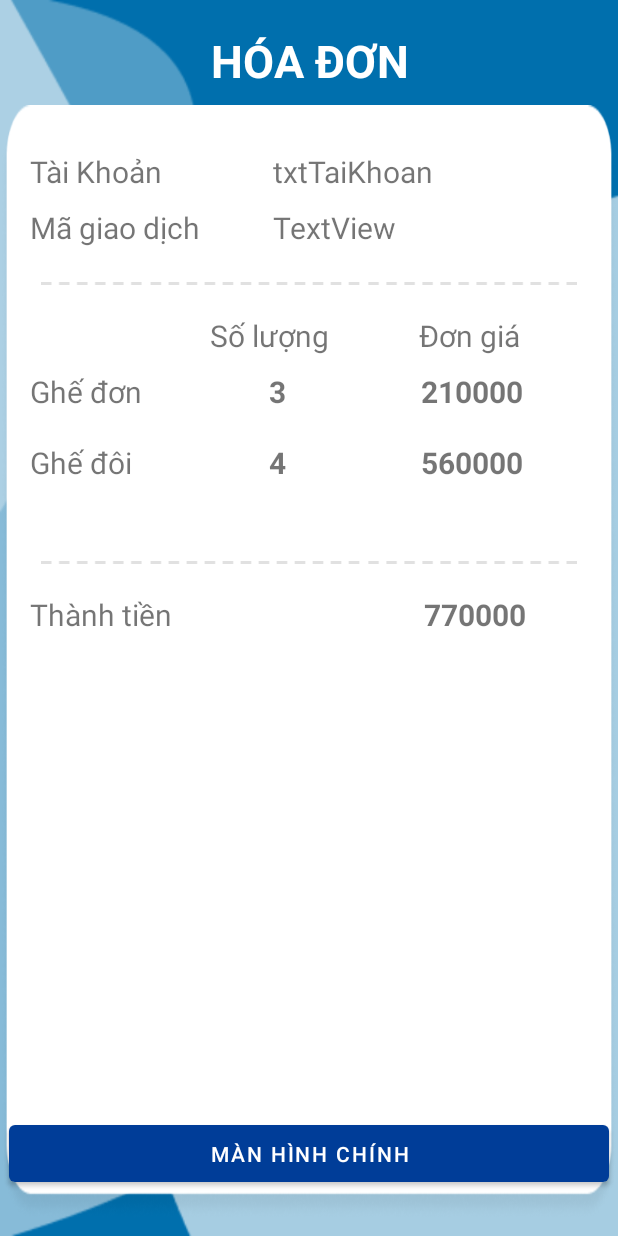
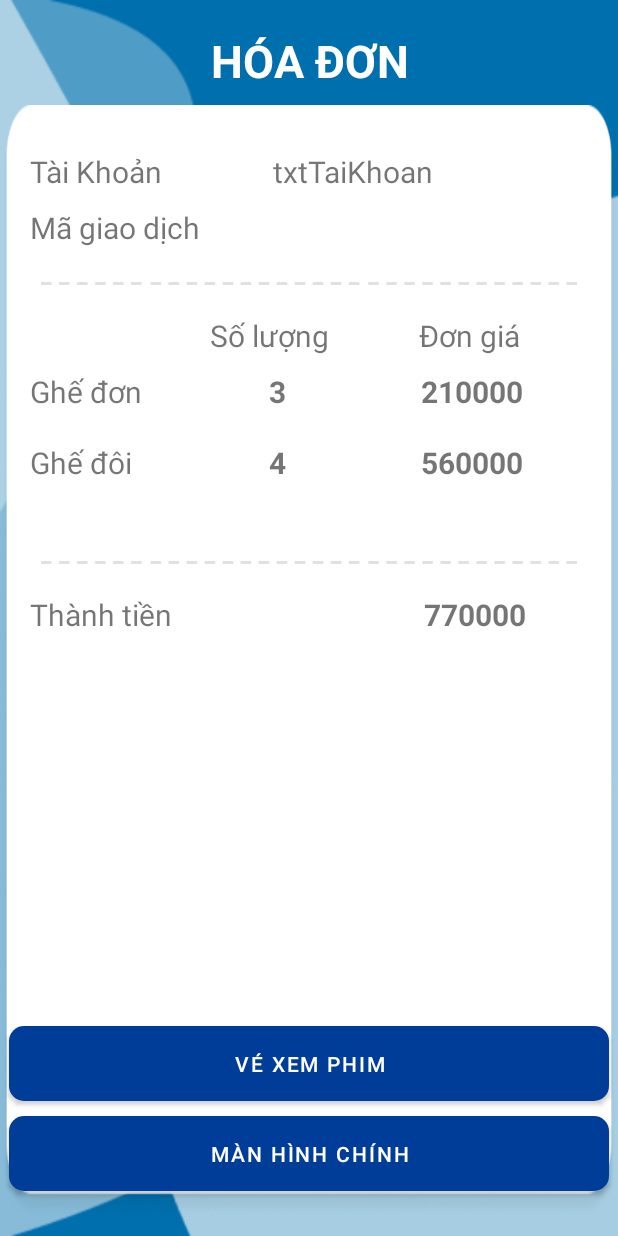
Before and after one commit to ndkhoa200400/TixTox, an Android app: the activity_bill screen opened directly, with no data from a screen before it, on a phone screen of 412 x 824 dp. Run offline under Robolectric (Android 15) with nearby library versions, the phone set to English and light mode, and no system bars; our stand-ins replace Firebase (no records; nobody signed in at launch, a user with empty details on screens opened directly); 8 statements that could not run were skipped.

Commit message:
Chuyen Phim, Xuat Hoa Don, Xuat Ve

```diff
--- a/app/src/main/AndroidManifest.xml
+++ b/app/src/main/AndroidManifest.xml
@@ -15,8 +15,8 @@
         android:theme="@style/Theme.TixTox"
         android:usesCleartextTraffic="true">
 
-        <activity android:name=".activity_bill"></activity>
-        <activity android:name=".MuaVeActivity">
+        <activity android:name=".DatVe.activity_bill"></activity>
+        <activity android:name=".DatVe.MuaVeActivity">
 
         </activity>
 
@@ -36,6 +36,7 @@
         <activity android:name=".Welcomactivity" />
         <activity android:name=".RegisterAcitivy" />
         <activity android:name=".LogInActivity" />
+        <activity android:name=".DatVe.activity_checkout" />
         <activity
             android:name="com.facebook.FacebookActivity"
             android:configChanges="keyboard|keyboardHidden|screenLayout|screenSize|orientation"
--- /dev/null
+++ b/app/src/main/java/com/example/tixtox/DatVe/activity_bill.java
@@ -0,0 +1,90 @@
+package com.example.tixtox.DatVe;
+
+import androidx.annotation.NonNull;
+import androidx.appcompat.app.AppCompatActivity;
+
+import android.content.Intent;
+import android.os.Bundle;
+import android.view.View;
+import android.widget.Button;
+import android.widget.TextView;
+
+import com.example.tixtox.HomeActivity;
+import com.example.tixtox.R;
+import com.google.firebase.database.DataSnapshot;
+import com.google.firebase.database.DatabaseError;
+import com.google.firebase.database.DatabaseReference;
+import com.google.firebase.database.FirebaseDatabase;
+import com.google.firebase.database.ValueEventListener;
+
+import org.w3c.dom.Text;
+
+public class activity_bill extends AppCompatActivity {
+    TextView txtTaiKhoan,txtMagd,txtGiaghedon,txtGiaghedoi,txtSoghedon,txtSogheDoi,txtTongTien;
+    Button btnVeXemPhim, btnManHinhChinh;
+    DatabaseReference dtb;
+    @Override
+    protected void onCreate(Bundle savedInstanceState) {
+        super.onCreate(savedInstanceState);
+        setContentView(R.layout.activity_bill);
+        dtb = FirebaseDatabase.getInstance().getReference();
+        txtGiaghedoi=(TextView) findViewById(R.id.txtGiagheDoi_bill);
+        txtGiaghedon=(TextView) findViewById(R.id.txtGiaGheDon_bill);
+        txtTaiKhoan = (TextView) findViewById(R.id.txtTaiKhoan_bill);
+        txtTongTien = (TextView) findViewById(R.id.txtThanhTien_bill);
+        txtMagd = (TextView) findViewById(R.id.txtMagd_bill);
+        txtSogheDoi = (TextView) findViewById(R.id.txtSogheDoi_bill);
+        txtSoghedon=(TextView) findViewById(R.id.txtSogheDon_bill);
+        btnVeXemPhim = (Button) findViewById(R.id.btn_VeXemPhim_bill);
+        btnManHinhChinh = (Button)  findViewById(R.id.btn_ManHinh_bill);
+        Intent intent = getIntent();
+        String Mave = intent.getStringExtra("Key");
+        String MaHoaDon = intent.getStringExtra("MaHoaDon");
+        Load(MaHoaDon);
+        btnVeXemPhim.setOnClickListener(new View.OnClickListener() {
+            @Override
+            public void onClick(View v) {
+                Intent intent = new Intent(activity_bill.this, activity_checkout.class);
+                intent.putExtra("Key", Mave);
+                startActivity(intent);
+            }
+        });
+        btnManHinhChinh.setOnClickListener(new View.OnClickListener() {
+            @Override
+            public void onClick(View v) {
+
+                Intent intent = new Intent(activity_bill.this, HomeActivity.class);
+                startActivity(intent);
+            }
+        });
+    }
+
+    private void Load(String MaHoaDon) {
+
+
+        dtb.child("HoaDon").child(MaHoaDon).addValueEventListener(new ValueEventListener() {
+            @Override
+            public void onDataChange(@NonNull DataSnapshot snapshot) {
+                HoaDon bill = snapshot.getValue(HoaDon.class);
+                Integer soghedoi = bill.getSoGheDoi();
+                Integer soghedon = bill.getSoGheDon();
+                txtSogheDoi.setText(soghedoi.toString());
+                txtSoghedon.setText(soghedon.toString());
+                txtMagd.setText(MaHoaDon);
+                txtTongTien.setText(bill.getThanhTien());
+                txtTaiKhoan.setText(bill.getID_Account());
+                txtGiaghedoi.setText((new Integer(soghedoi*140000).toString()));
+                txtGiaghedon.setText((new Integer(soghedon*70000).toString()));
+
+            }
+
+            @Override
+            public void onCancelled(@NonNull DatabaseError error) {
+
+            }
+        });
+
+
+
+    }
+}
--- a/app/src/main/java/com/example/tixtox/FilmDetailsFragment/ListNgayChieuAdapter.java
+++ b/app/src/main/java/com/example/tixtox/FilmDetailsFragment/ListNgayChieuAdapter.java
@@ -124,7 +124,8 @@ public class ListNgayChieuAdapter extends RecyclerView.Adapter<ListNgayChieuAdap
                                                     txtKhongCoPhim.setText("Hiện không có lịch chiếu!");
 
                                             }
-                                            ExpandableListRapCoPhimAdapter expandableListRapCoPhimAdapter = new ExpandableListRapCoPhimAdapter(context, availableCumRaps, results,phim);
+                                            ExpandableListRapCoPhimAdapter expandableListRapCoPhimAdapter = new ExpandableListRapCoPhimAdapter(context, availableCumRaps, results,phim,
+                                                    listNgay.get(position).getNgay()+"/"+listNgay.get(position).getThang()+"/"+listNgay.get(position).getNam());
                                             listRap.setAdapter(expandableListRapCoPhimAdapter);
 
                                         }
--- a/app/src/main/java/com/example/tixtox/activity_bill.java
+++ /dev/null
@@ -1,27 +0,0 @@
-package com.example.tixtox;
-
-import androidx.appcompat.app.AppCompatActivity;
-
-import android.os.Bundle;
-import android.widget.TextView;
-
-import org.w3c.dom.Text;
-
-public class activity_bill extends AppCompatActivity {
-    TextView txtTaiKhoan,txtMagd,txtGiaghedon,txtGiaghedoi,txtSoghedon,txtSogheDoi;
-    @Override
-    protected void onCreate(Bundle savedInstanceState) {
-        super.onCreate(savedInstanceState);
-        setContentView(R.layout.activity_bill);
-
-        txtGiaghedoi=(TextView) findViewById(R.id.txtGiagheDoi_bill);
-        txtGiaghedon=(TextView) findViewById(R.id.txtGiaGheDon_bill);
-        txtTaiKhoan = (TextView) findViewById(R.id.txtTaiKhoan_bill);
-        txtMagd = (TextView) findViewById(R.id.txtMagd_bill);
-        txtSogheDoi = (TextView) findViewById(R.id.txtSogheDoi_bill);
-        txtSoghedon=(TextView) findViewById(R.id.txtSogheDon_bill);
-
-        String code;
-
-    }
-}
--- a/app/src/main/res/layout/activity_bill.xml
+++ b/app/src/main/res/layout/activity_bill.xml
@@ -3,7 +3,7 @@
     xmlns:android="http://schemas.android.com/apk/res/android"
     xmlns:app="http://schemas.android.com/apk/res-auto"
     xmlns:tools="http://schemas.android.com/tools"
-    tools:context=".activity_bill"
+    tools:context=".DatVe.activity_bill"
     android:layout_width="match_parent"
     android:background="@drawable/bg_home"
 
@@ -241,9 +241,24 @@
         android:layout_marginEnd="10dp"
         android:layout_marginBottom="30dp"
         android:text="Màn hình chính"
-
+        android:layout_marginHorizontal="10dp"
+        android:background="@drawable/radius_button"
         app:layout_constraintBottom_toBottomOf="parent"
         app:layout_constraintEnd_toEndOf="parent"
         app:layout_constraintStart_toStartOf="parent" />
 
+    <Button
+        android:id="@+id/btn_VeXemPhim_bill"
+        android:layout_width="400dp"
+        android:layout_height="50dp"
+        android:layout_marginStart="10dp"
+        android:layout_marginEnd="10dp"
+        android:layout_marginBottom="10dp"
+        android:layout_marginHorizontal="10dp"
+        android:text="Vé xem phim"
+        android:background="@drawable/radius_button"
+        app:layout_constraintBottom_toTopOf="@+id/btn_ManHinh_bill"
+        app:layout_constraintEnd_toEndOf="parent"
+        app:layout_constraintStart_toStartOf="parent" />
+
 </androidx.constraintlayout.widget.ConstraintLayout>
--- a/app/src/main/res/layout/activity_checkout.xml
+++ b/app/src/main/res/layout/activity_checkout.xml
@@ -6,7 +6,7 @@
     android:layout_height="match_parent"
     android:background="@drawable/bg_home"
     android:orientation="vertical"
-    tools:context=".activity_checkout">
+    tools:context=".DatVe.activity_checkout">
 
 
 
--- a/app/src/main/res/layout/activity_muave.xml
+++ b/app/src/main/res/layout/activity_muave.xml
@@ -5,7 +5,7 @@
     android:layout_width="match_parent"
     android:layout_height="match_parent"
     android:background="@color/black"
-    tools:context=".MuaVeActivity">
+    tools:context=".DatVe.MuaVeActivity">
 
 
 
```
Also changed, not shown: app/src/main/java/com/example/tixtox/DatVe/HoaDon.java (added, +59 -0 lines), app/src/main/java/com/example/tixtox/DatVe/MuaVeActivity.java (renamed from app/src/main/java/com/example/tixtox/MuaVeActivity.java, +16 -36 lines), app/src/main/java/com/example/tixtox/DatVe/SuatChieu.java (added, +8 -0 lines), app/src/main/java/com/example/tixtox/DatVe/VeXemPhim.java (renamed from app/src/main/java/com/example/tixtox/Model/VeXemPhim.java, +13 -4 lines), app/src/main/java/com/example/tixtox/DatVe/activity_checkout.java (renamed from app/src/main/java/com/example/tixtox/activity_checkout.java, +3 -9 lines), app/src/main/java/com/example/tixtox/FilmDetailsFragment/ExpandableListRapCoPhimAdapter.java (+4 -12 lines), app/src/main/java/com/example/tixtox/FilmDetailsFragment/ListGioChieuAdapter.java (+8 -4 lines).
